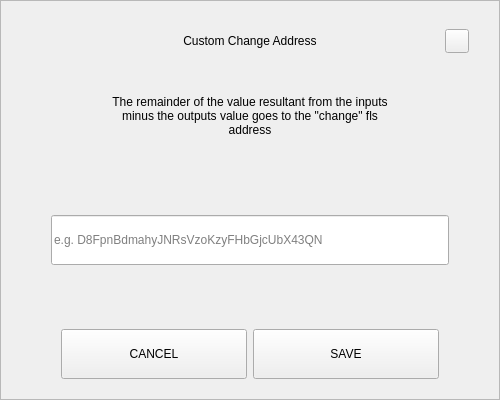
First picture: the form in src/qt/fls/forms/sendchangeaddressdialog.ui, repository Liquid369/blank, before the edit.
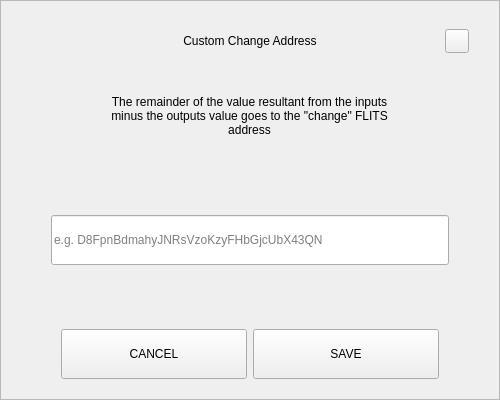
Second picture: the form after the edit.

Patch:
```diff
--- a/src/qt/fls/forms/sendchangeaddressdialog.ui
+++ b/src/qt/fls/forms/sendchangeaddressdialog.ui
@@ -164,7 +164,7 @@
          </size>
         </property>
         <property name="text">
-         <string>The remainder of the value resultant from the inputs minus the outputs value goes to the &quot;change&quot; fls address</string>
+         <string>The remainder of the value resultant from the inputs minus the outputs value goes to the &quot;change&quot; FLITS address</string>
         </property>
         <property name="alignment">
          <set>Qt::AlignCenter</set>
```
